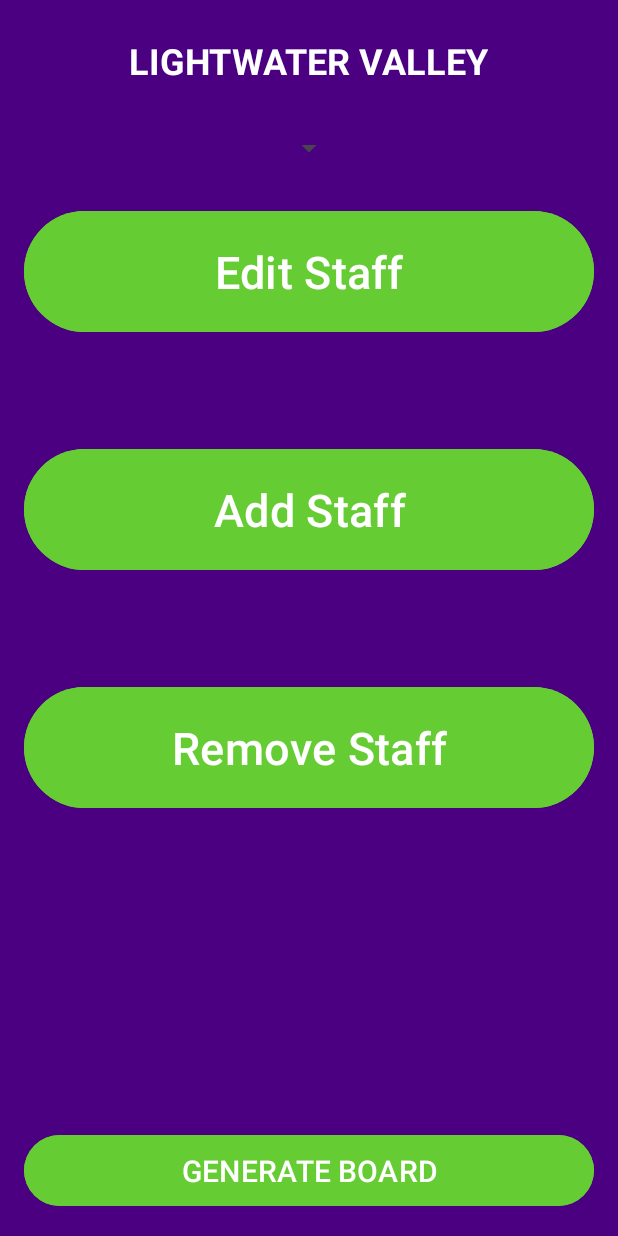
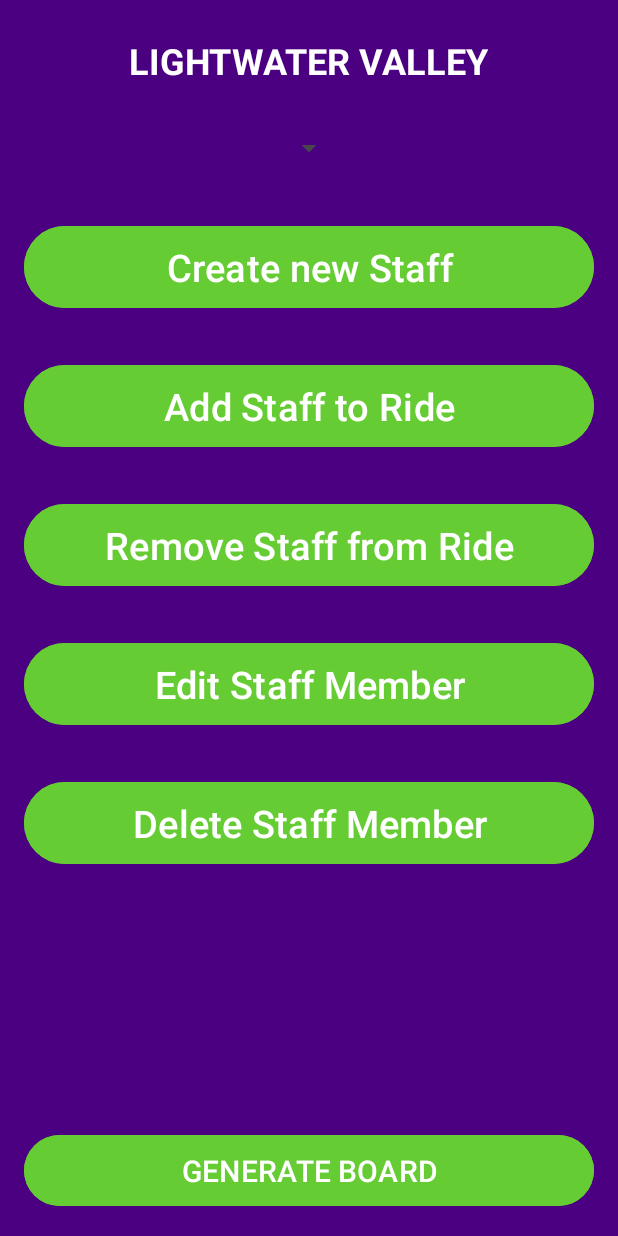
Before and after one commit to BenGrime/FInalProject, an Android app: the screen it shows after launch (MainActivity), on a phone screen of 412 x 824 dp. Run offline under Robolectric (Android 15) with nearby library versions, the phone set to English and light mode, and no system bars.

Commit message:
fake Toasts added in along with extra buttons

```diff
--- a/app/src/main/java/com/example/timetabler/MainActivity.kt
+++ b/app/src/main/java/com/example/timetabler/MainActivity.kt
@@ -1,11 +1,13 @@
 package com.example.timetabler
 
 import android.app.Dialog
-import androidx.appcompat.app.AppCompatActivity
 import android.os.Bundle
 import android.view.View
 import android.view.ViewGroup
 import android.widget.Button
+import android.widget.Toast
+import androidx.appcompat.app.AppCompatActivity
+import com.google.firebase.Timestamp
 
 
 class MainActivity : AppCompatActivity() {
@@ -44,6 +46,10 @@ class MainActivity : AppCompatActivity() {
             addStaffCancel.setOnClickListener {
                 dialog.dismiss()
             }
+            addStaffConfirm.setOnClickListener{
+                Toast.makeText(this, "FAKE: staff added to Ride", Toast.LENGTH_SHORT).show()
+                dialog.dismiss()
+            }
             dialog.show()
 
         })
@@ -59,6 +65,11 @@ class MainActivity : AppCompatActivity() {
             removeStaffCancel.setOnClickListener {
                 dialog.dismiss()
             }
+            removeStaffConfirm.setOnClickListener{
+                //delete Staff
+                Toast.makeText(this, "FAKE: staff Removed from Ride", Toast.LENGTH_SHORT).show()
+                dialog.dismiss()
+            }
             dialog.show()
 
         })
--- a/app/src/main/res/layout/activity_main.xml
+++ b/app/src/main/res/layout/activity_main.xml
@@ -52,22 +52,24 @@
     </RelativeLayout>
 
     <GridLayout
+        android:id="@+id/staffPage"
         android:layout_width="match_parent"
         android:layout_height="wrap_content"
         android:orientation="vertical"
-        android:layout_marginTop="20dp">
+        android:layout_marginTop="30dp">
 
-        <!-- Edit Staff Button -->
+
+        <!-- Create Staff Button -->
         <Button
-            android:id="@+id/editStaffButton"
+            android:id="@+id/createStaffButton"
             android:layout_width="match_parent"
             android:layout_height="wrap_content"
             android:backgroundTint="#66CC33"
-            android:text="Edit Staff"
+            android:text="Create new Staff"
             android:textColor="#FFFFFF"
-            android:textSize="30sp"
-            android:layout_marginBottom="70dp"
-            android:padding="20dp"/>
+            android:textSize="25sp"
+            android:layout_marginBottom="30dp"
+            android:padding="10dp"/>
 
         <!-- Add Staff Button -->
         <Button
@@ -75,11 +77,11 @@
             android:layout_width="match_parent"
             android:layout_height="wrap_content"
             android:backgroundTint="#66CC33"
-            android:text="Add Staff"
+            android:text="Add Staff to Ride"
             android:textColor="#FFFFFF"
-            android:textSize="30sp"
-            android:layout_marginBottom="70dp"
-            android:padding="20dp"
+            android:textSize="25sp"
+            android:layout_marginBottom="30dp"
+            android:padding="10dp"
             />
 
         <!-- Remove Staff Button -->
@@ -88,20 +90,43 @@
             android:layout_width="match_parent"
             android:layout_height="wrap_content"
             android:backgroundTint="#66CC33"
-            android:text="Remove Staff"
+            android:text="Remove Staff from Ride"
             android:textColor="#FFFFFF"
-            android:textSize="30sp"
-            android:layout_marginBottom="70dp"
-            android:padding="20dp"
+            android:textSize="25sp"
+            android:layout_marginBottom="30dp"
+            android:padding="10dp"
             />
 
+        <!-- Edit Staff Button -->
+        <Button
+            android:id="@+id/editStaffButton"
+            android:layout_width="match_parent"
+            android:layout_height="wrap_content"
+            android:backgroundTint="#66CC33"
+            android:text="Edit Staff Member"
+            android:textColor="#FFFFFF"
+            android:textSize="25sp"
+            android:layout_marginBottom="30dp"
+            android:padding="10dp"/>
+
+        <!-- Delete Staff Button -->
+        <Button
+            android:id="@+id/deleteStaffButton"
+            android:layout_width="match_parent"
+            android:layout_height="wrap_content"
+            android:backgroundTint="#66CC33"
+            android:text="Delete Staff Member"
+            android:textColor="#FFFFFF"
+            android:textSize="25sp"
+            android:layout_marginBottom="30dp"
+            android:padding="10dp"/>
 
     </GridLayout>
 
     <RelativeLayout
         android:layout_width="match_parent"
         android:layout_height="wrap_content"
-        android:layout_marginTop="16dp">
+        android:layout_marginTop="0dp">
 
         <!-- Generate Board Button -->
         <Button
@@ -112,7 +137,7 @@
             android:text="GENERATE BOARD"
             android:textColor="#FFFFFF"
             android:textSize="20sp"
-            android:layout_marginBottom="70dp"
+            android:layout_marginBottom="0dp"
             android:padding="10dp"
             android:layout_alignParentBottom="true"/>
 
```
